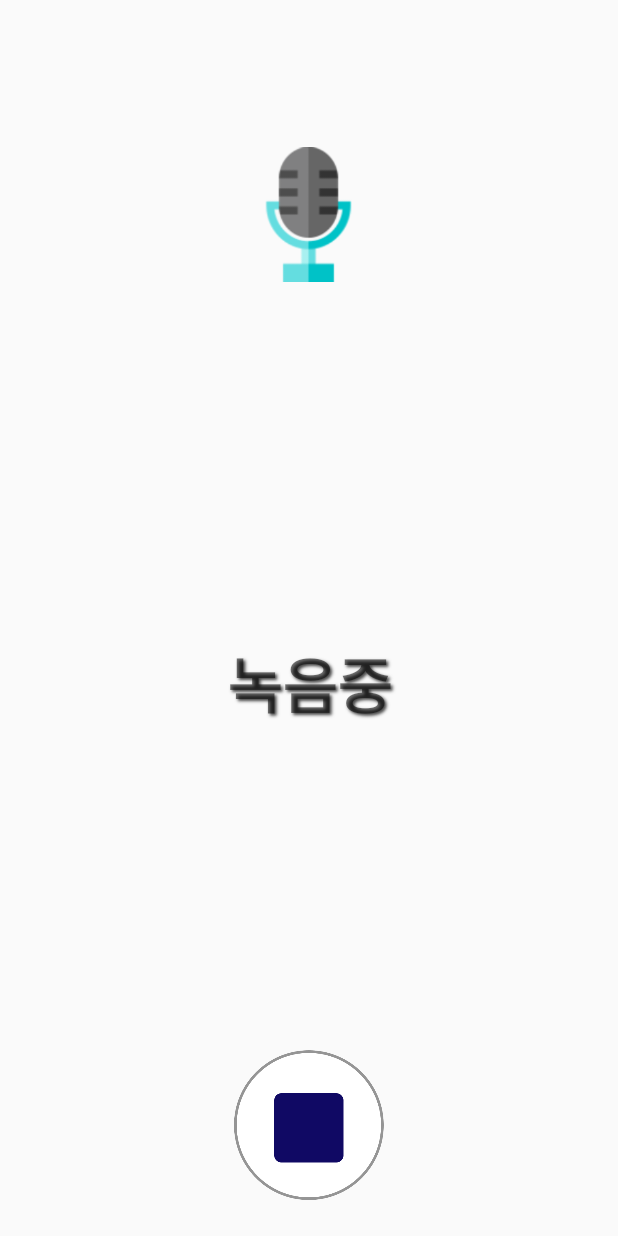
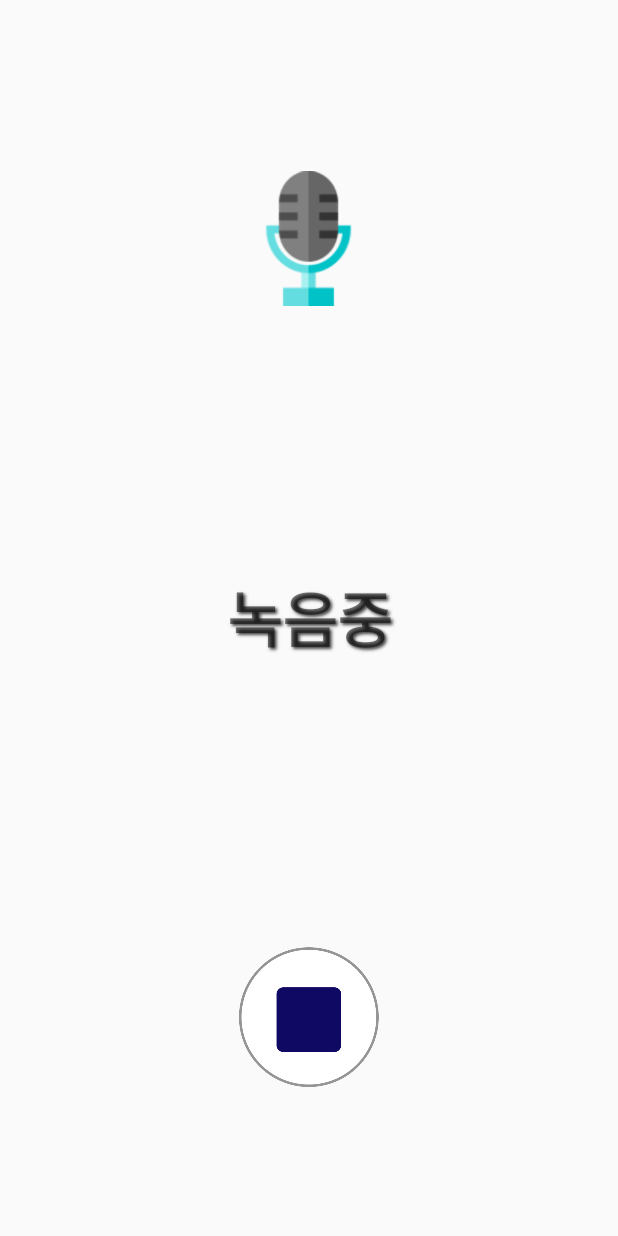
Before and after one commit to yohan5050/Testing, an Android app: the layout activity_record.xml on its own in the app's theme, with its tools: preview values and no code run, on a phone screen of 412 x 824 dp. Run offline under Robolectric (Android 15) with nearby library versions, the phone set to English and light mode, and no system bars; Roboto replaces fonts that are not available here.

Commit message:
modified assignment

```diff
--- a/app/src/main/res/layout/activity_record.xml
+++ b/app/src/main/res/layout/activity_record.xml
@@ -10,35 +10,27 @@
         android:id="@+id/recordImage"
         android:layout_width="90dp"
         android:layout_height="90dp"
+        android:layout_alignParentTop="true"
+        android:layout_centerHorizontal="true"
+        android:layout_marginTop="114dp"
         android:scaleType="fitXY"
-        android:src="@drawable/record_btn"
-        android:layout_marginTop="98dp"
-        android:layout_alignParentTop="true"
-        android:layout_centerHorizontal="true" />
+        android:src="@drawable/record_btn" />
 
     <TextView
         android:id="@+id/text"
-        android:layout_below="@+id/recordImage"
-        android:layout_above="@+id/linear"
         android:layout_width="match_parent"
-        android:layout_height="match_parent"
+        android:layout_height="300dp"
         android:layout_centerHorizontal="true"
+        android:layout_centerVertical="true"
         android:gravity="center"
+        android:padding="30dp"
         android:shadowColor="#FF464646"
         android:shadowDx="2"
         android:shadowDy="2"
         android:shadowRadius="2.0"
         android:text="녹음중"
-        android:textSize = "40dp"
-        android:textStyle="bold"/>
-
-    <LinearLayout
-        android:id="@+id/linear"
-        android:layout_width="wrap_content"
-        android:layout_height="wrap_content"
-        android:layout_alignParentBottom="true"
-        android:layout_centerHorizontal="true"
-        android:layout_marginBottom="99dp">
+        android:textSize="40dp"
+        android:textStyle="bold" />
 
     <ImageButton
         android:id="@+id/home"
@@ -50,17 +42,15 @@
         android:src="@drawable/home"
         android:visibility="gone" />
 
-    </LinearLayout>
-
     <ImageButton
         android:id="@+id/stop_btn"
-        android:layout_width="100dp"
-        android:layout_height="100dp"
+        android:layout_width="93dp"
+        android:layout_height="93dp"
+        android:layout_alignParentBottom="true"
+        android:layout_centerHorizontal="true"
+        android:layout_marginBottom="99dp"
         android:background="#00000000"
         android:gravity="center"
         android:scaleType="fitXY"
-        android:src="@drawable/stop_btn"
-        android:layout_marginBottom="24dp"
-        android:layout_alignParentBottom="true"
-        android:layout_centerHorizontal="true" />
+        android:src="@drawable/stop_btn" />
 </RelativeLayout>
```
Also changed, not shown: app/src/main/res/layout/activity_rec_time.xml (+12 -12 lines). Lines whose indentation alone changed are shown as unchanged.
